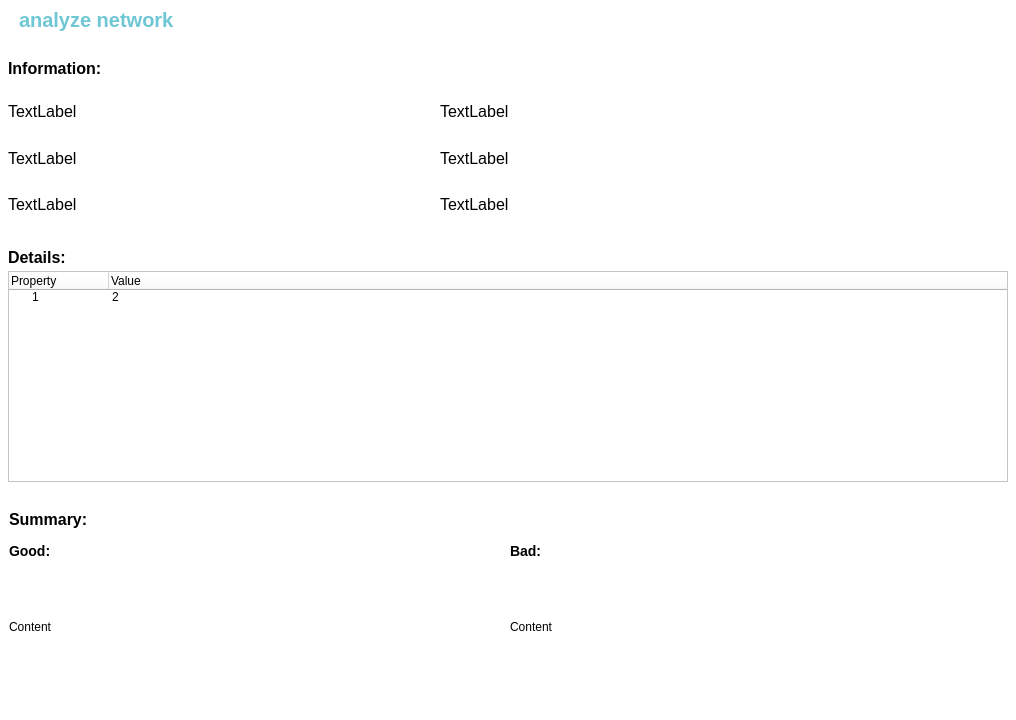
Old version of the form pages/analyze/analyze.ui in the repository nguyenduchuy-22NS024/wifi-security-analyzer.
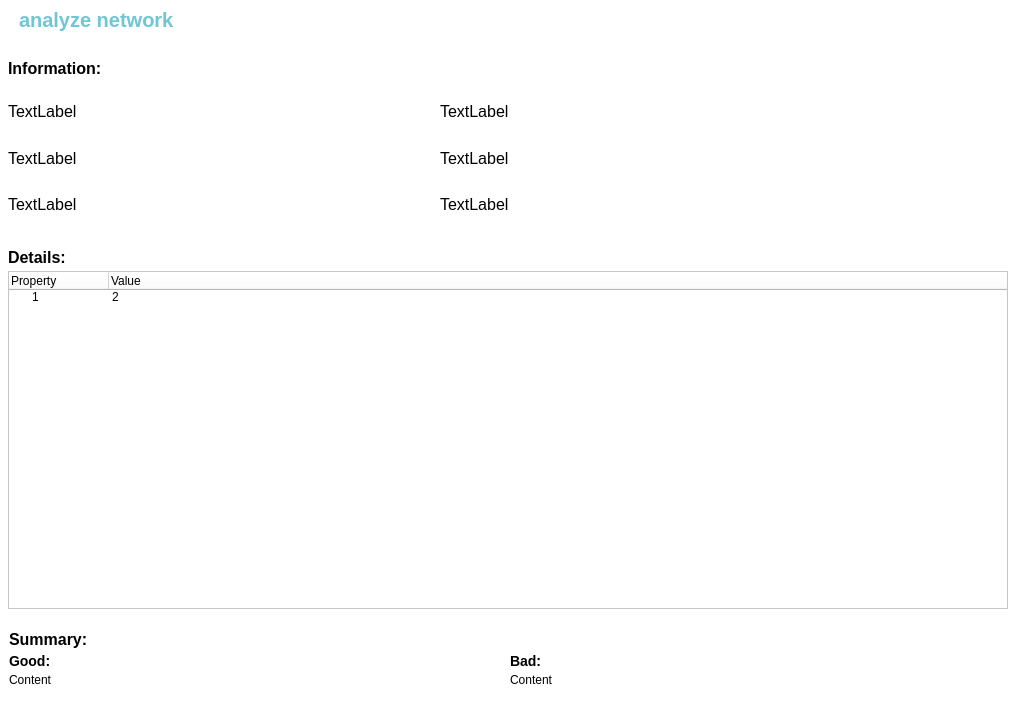
New version of the form. Icons and pictures are not drawn.

Commit message: Update AnalyzePage: update score calculator

Patch:
```diff
--- a/pages/analyze/analyze.ui
+++ b/pages/analyze/analyze.ui
@@ -547,13 +547,13 @@
                 <property name="minimumSize">
                  <size>
                   <width>0</width>
-                  <height>250</height>
+                  <height>0</height>
                  </size>
                 </property>
                 <property name="maximumSize">
                  <size>
                   <width>16777215</width>
-                  <height>250</height>
+                  <height>16777215</height>
                  </size>
                 </property>
                 <property name="styleSheet">
@@ -651,6 +651,18 @@
               </item>
               <item>
                <widget class="QFrame" name="frSummary">
+                <property name="minimumSize">
+                 <size>
+                  <width>0</width>
+                  <height>0</height>
+                 </size>
+                </property>
+                <property name="maximumSize">
+                 <size>
+                  <width>16777215</width>
+                  <height>16777215</height>
+                 </size>
+                </property>
                 <property name="styleSheet">
                  <string notr="true">#lblSummaryHeader {
 	font-size: 16px;
```
Left out of the diff: 2 changed lines with no effect on the pictures. The commit also changes 2 other files.
